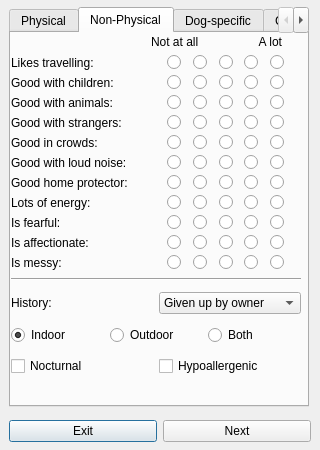
The window that deliverable2-code/addanimal.ui (ashleefoureyes/quackjaws) describes before a commit, drawn with Qt 5.
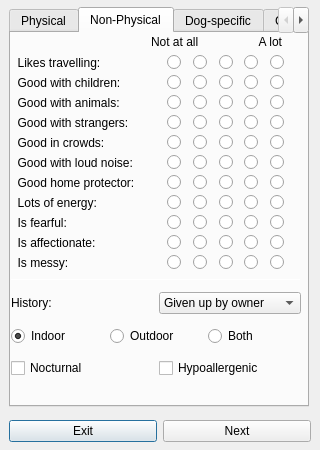
The same window after the commit. The open tabs and pages were chosen to show the change. Icons and pictures are not drawn.

Commit message: Draft style for MainWindow, StaffHomepage and AddAnimal

What changed in the file:
```diff
--- a/deliverable2-code/addanimal.ui
+++ b/deliverable2-code/addanimal.ui
@@ -26,7 +26,83 @@
    </size>
   </property>
   <property name="windowTitle">
-   <string>Dialog</string>
+   <string>Add Animal</string>
+  </property>
+  <property name="windowIcon">
+   <iconset resource="mainicon.qrc">
+    <normaloff>:/new/icons/cuacs_icon.png</normaloff>:/new/icons/cuacs_icon.png</iconset>
+  </property>
+  <property name="styleSheet">
+   <string notr="true">QDialog{
+background-color:#191919;
+}
+
+Line{
+color:#fff;
+}
+
+QPushButton{
+color: #fff;
+background-color:#c23b22;
+border-radius:7px;
+min-height: 20px;
+}
+
+QPushButton:hover{
+color:ccc;
+border-color:#2d89ef;
+border-width:2px;
+}
+
+QLabel{
+color: #ffffff
+}
+
+QTabWidget{
+background-color: #1d1d1d;
+}
+
+QTabWidget::pane{
+background-color: #1d1d1d;
+}
+
+QTabWidget QStackedWidget &gt; QWidget {
+background-color: #1d1d1d;
+}
+
+QLineEdit{
+border-radius: 4px;
+min-height: 20px;
+}
+
+QTabBar{
+background-color: #1d1d1d;
+}
+
+QTabBar::tab{
+background-color: #4d4d4d;
+border: 1px solid black;
+min-height: 15px;
+min-width: 75px;
+color: #ffffff;
+}
+
+QTabBar::tab:selected{
+background-color: #ffffff;
+color: #000000;
+}
+
+QTabBar::tab:hover{
+background-color: #aaaaaa;
+}
+
+QRadioButton{
+color: #ffffff;
+}
+
+QCheckBox{
+color: #ffffff;
+}</string>
   </property>
   <layout class="QGridLayout" name="gridLayout">
    <property name="leftMargin">
@@ -72,6 +148,9 @@
        <height>400</height>
       </size>
      </property>
+     <property name="styleSheet">
+      <string notr="true"/>
+     </property>
      <property name="currentIndex">
       <number>3</number>
      </property>
@@ -365,7 +444,7 @@
             </size>
            </property>
            <property name="text">
-            <string>Likes travelling:</string>
+            <string>  Likes travelling:</string>
            </property>
           </widget>
          </item>
@@ -453,7 +532,7 @@
             </size>
            </property>
            <property name="text">
-            <string>Is messy:</string>
+            <string>  Is messy:</string>
            </property>
           </widget>
          </item>
@@ -541,7 +620,7 @@
             </size>
            </property>
            <property name="text">
-            <string>Good with animals:</string>
+            <string>  Good with animals:</string>
            </property>
           </widget>
          </item>
@@ -629,7 +708,7 @@
             </size>
            </property>
            <property name="text">
-            <string>Good with loud noise:</string>
+            <string>  Good with loud noise:</string>
            </property>
           </widget>
          </item>
@@ -717,7 +796,7 @@
             </size>
            </property>
            <property name="text">
-            <string>Good with children:</string>
+            <string>  Good with children:</string>
            </property>
           </widget>
          </item>
@@ -805,7 +884,7 @@
             </size>
            </property>
            <property name="text">
-            <string>Is affectionate:</string>
+            <string>  Is affectionate:</string>
            </property>
           </widget>
          </item>
@@ -893,7 +972,7 @@
             </size>
            </property>
            <property name="text">
-            <string>Lots of energy:</string>
+            <string>  Lots of energy:</string>
            </property>
           </widget>
          </item>
@@ -981,7 +1060,7 @@
             </size>
            </property>
            <property name="text">
-            <string>Good in crowds:</string>
+            <string>  Good in crowds:</string>
            </property>
           </widget>
          </item>
@@ -1069,7 +1148,7 @@
             </size>
            </property>
            <property name="text">
-            <string>Good with strangers:</string>
+            <string>  Good with strangers:</string>
            </property>
           </widget>
          </item>
@@ -1157,7 +1236,7 @@
             </size>
            </property>
            <property name="text">
-            <string>Good home protector:</string>
+            <string>  Good home protector:</string>
            </property>
           </widget>
          </item>
@@ -1245,7 +1324,7 @@
             </size>
            </property>
            <property name="text">
-            <string>Is fearful:</string>
+            <string>  Is fearful:</string>
            </property>
           </widget>
          </item>
@@ -1333,6 +1412,18 @@
        <layout class="QVBoxLayout" name="verticalLayout_4">
         <item>
          <widget class="Line" name="line">
+          <property name="minimumSize">
+           <size>
+            <width>0</width>
+            <height>1</height>
+           </size>
+          </property>
+          <property name="maximumSize">
+           <size>
+            <width>16777215</width>
+            <height>1</height>
+           </size>
+          </property>
           <property name="orientation">
            <enum>Qt::Horizontal</enum>
           </property>
```
Left out of the diff: 56 changed lines with no effect on the pictures. The commit also changes 7 other files.
